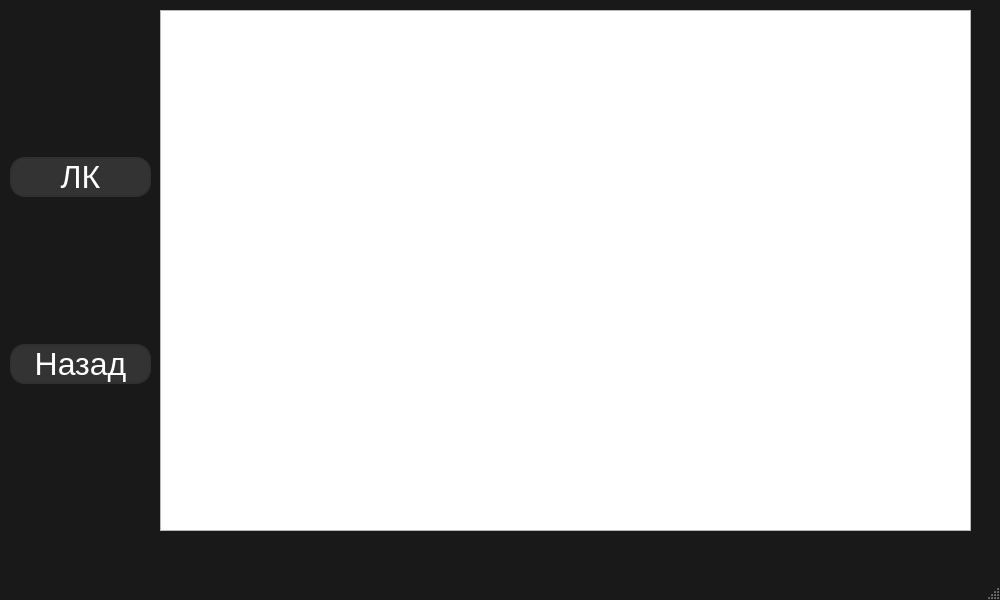
Old version of the form CCPS/work.ui in the repository Stanley000/YPGame.
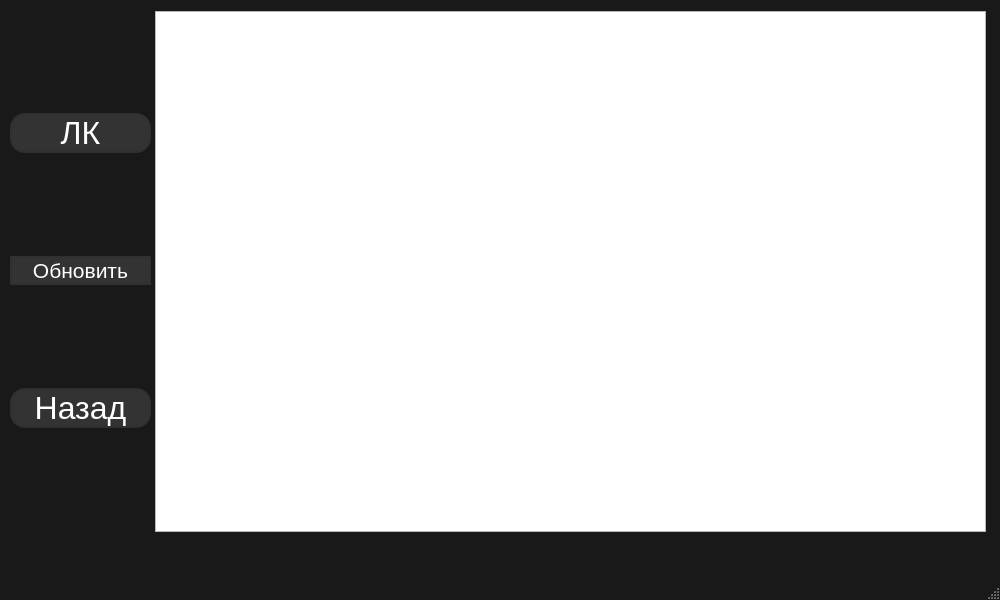
New version of the form.

What changed in the file:
```diff
--- a/CCPS/work.ui
+++ b/CCPS/work.ui
@@ -128,6 +128,45 @@
        </property>
       </widget>
      </item>
+     <item>
+      <widget class="QPushButton" name="pushButton_Reload">
+       <property name="sizePolicy">
+        <sizepolicy hsizetype="Preferred" vsizetype="Fixed">
+         <horstretch>0</horstretch>
+         <verstretch>0</verstretch>
+        </sizepolicy>
+       </property>
+       <property name="minimumSize">
+        <size>
+         <width>0</width>
+         <height>0</height>
+        </size>
+       </property>
+       <property name="maximumSize">
+        <size>
+         <width>16777215</width>
+         <height>16777215</height>
+        </size>
+       </property>
+       <property name="font">
+        <font>
+         <pointsize>16</pointsize>
+        </font>
+       </property>
+       <property name="styleSheet">
+        <string notr="true"/>
+       </property>
+       <property name="text">
+        <string>Обновить</string>
+       </property>
+       <property name="checkable">
+        <bool>false</bool>
+       </property>
+       <property name="autoDefault">
+        <bool>false</bool>
+       </property>
+      </widget>
+     </item>
      <item>
       <widget class="QPushButton" name="pushButton_Close">
        <property name="sizePolicy">
@@ -169,12 +208,12 @@
      </item>
     </layout>
    </widget>
-   <widget class="QListView" name="listView">
+   <widget class="QTableWidget" name="tableWidget">
     <property name="geometry">
      <rect>
-      <x>160</x>
-      <y>10</y>
-      <width>811</width>
+      <x>155</x>
+      <y>11</y>
+      <width>831</width>
       <height>521</height>
      </rect>
     </property>
```
